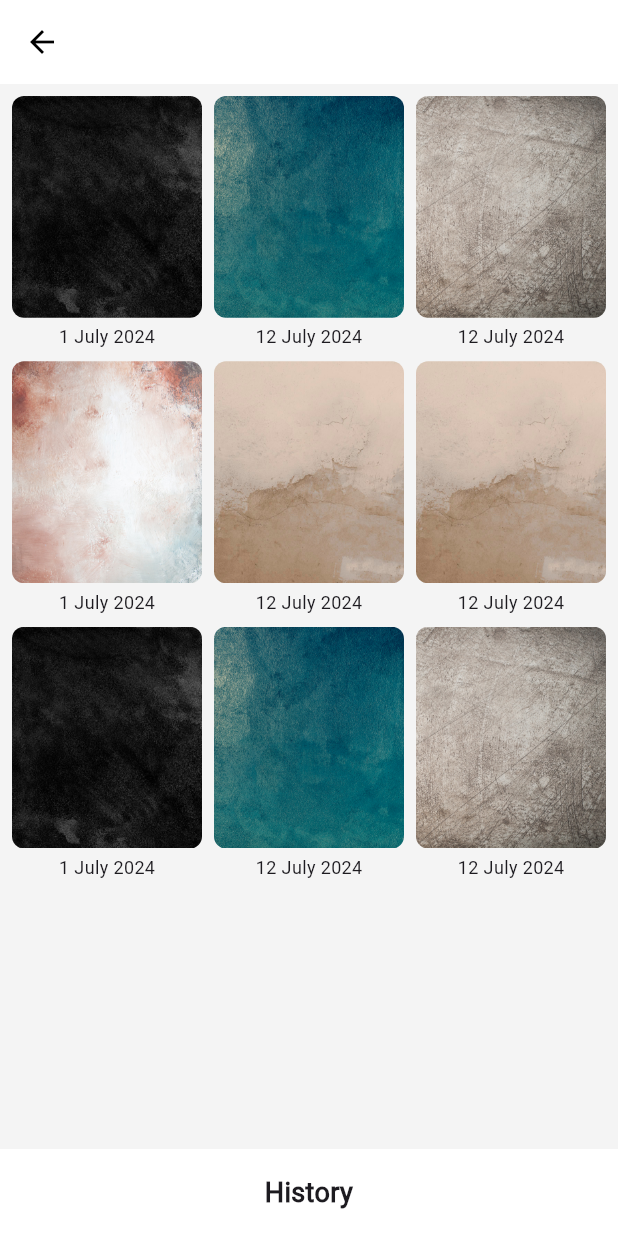
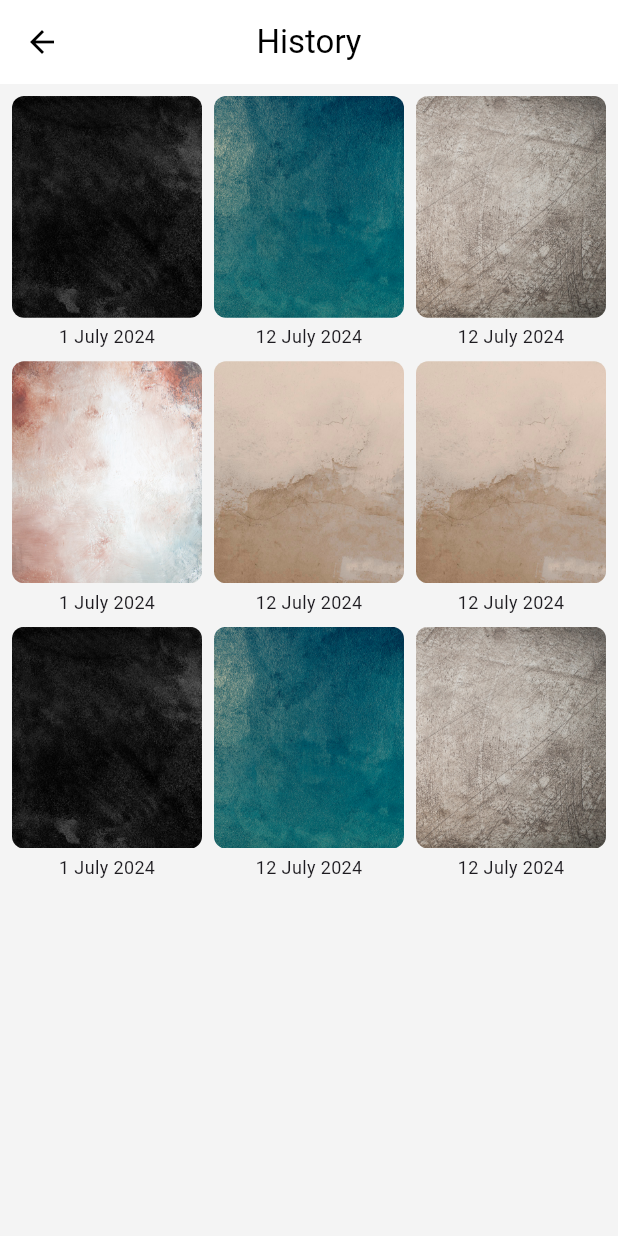
Before and after one commit to aryaaqilah/efun-uxuxux, a Flutter app: the HistoryScreen screen opened by its route, on a phone screen of 412 x 824 dp. Run offline on Flutter 3.47's test engine with Material 3 defaults, Android fonts, the phone set to English and light mode, and no system bars; our stand-ins replace blur, flutter_colorpicker, image_gallery_saver, image_picker, permission_handler, screenshot and 1 more; missing offline and left inert: colorfilter_generator, lindi_sticker_widget, matrix_gesture_detector, painter, pixel_color_picker, text_editor and 1 more.

Commit message:
Update history_screen.dart

```diff
--- a/lib/screens/history_screen.dart
+++ b/lib/screens/history_screen.dart
@@ -32,6 +32,13 @@ class _HistoryScreenState extends State<HistoryScreen> {
             Navigator.of(context).pushReplacementNamed('/start');
           },
         ),
+        title: const Text(
+          'History',
+          style: TextStyle(
+            color: Colors.black,
+          ),
+        ),
+        centerTitle: true,
         elevation: 0,
       ),
       body: Column(
@@ -70,25 +77,6 @@ class _HistoryScreenState extends State<HistoryScreen> {
               ),
             ),
           ),
-          Container(
-            width: double.infinity,
-            color: Colors.white,
-            child: Column(
-              children: [
-                Padding(
-                  padding: EdgeInsets.symmetric(vertical: 16.0),
-                  child: Text(
-                    'History',
-                    textAlign: TextAlign.center,
-                    style: TextStyle(
-                      fontSize: 18,
-                      fontWeight: FontWeight.bold,
-                    ),
-                  ),
-                ),
-              ],
-            ),
-          ),
         ],
       ),
     );
```
